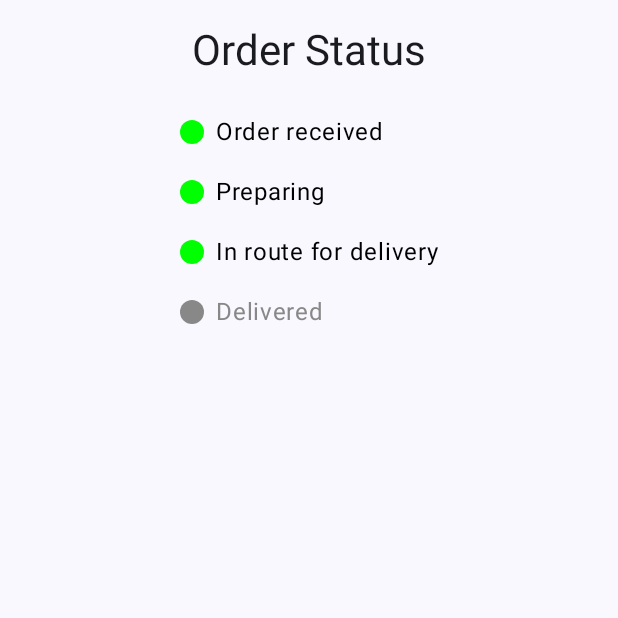
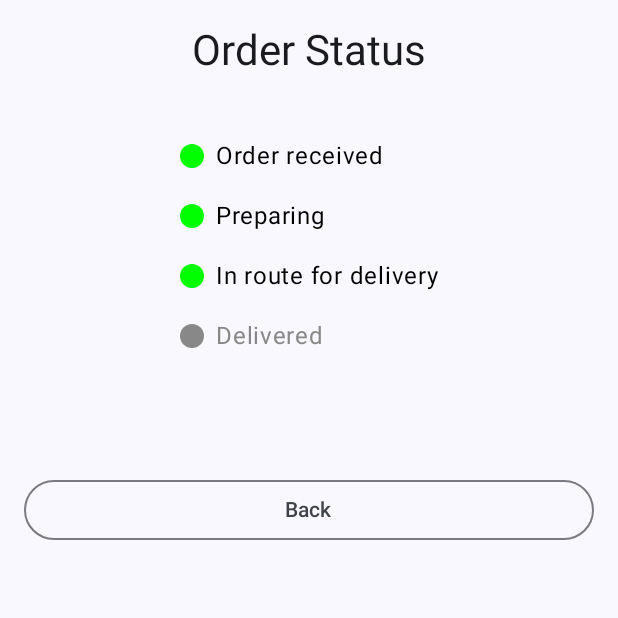
Before and after one commit to guisussel/brigadeirao-app, an Android app built with Jetpack Compose: the composable TrackOrderStatusScreen shown on its own in the app's theme, on a phone screen of 412 x 824 dp, the top half of it. Run offline under Robolectric (Android 15) with nearby library versions, the phone set to English and light mode, and no system bars.

Commit message:
added back button to track order status screen and code refactors

```diff
--- a/app/src/main/java/com/sussel/brigadeirao/view/OrderSummaryScreen.kt
+++ b/app/src/main/java/com/sussel/brigadeirao/view/OrderSummaryScreen.kt
@@ -9,7 +9,7 @@ import androidx.compose.foundation.layout.fillMaxWidth
 import androidx.compose.foundation.layout.height
 import androidx.compose.foundation.layout.padding
 import androidx.compose.material3.Button
-import androidx.compose.material3.Divider
+import androidx.compose.material3.HorizontalDivider
 import androidx.compose.material3.OutlinedButton
 import androidx.compose.material3.Text
 import androidx.compose.runtime.Composable
@@ -72,8 +72,7 @@ fun OrderSummaryScreen(
             items.forEach { item ->
                 Text(text = item.first.uppercase())
                 Text(text = item.second, fontWeight = FontWeight.Bold)
-                Divider(thickness = 1.dp)
-
+                HorizontalDivider(thickness = 1.dp)
             }
             Spacer(modifier = Modifier.height(8.dp))
             FormattedPriceLabel(
--- a/app/src/main/java/com/sussel/brigadeirao/view/TrackOrderStatusScreen.kt
+++ b/app/src/main/java/com/sussel/brigadeirao/view/TrackOrderStatusScreen.kt
@@ -1,7 +1,17 @@
 package com.sussel.brigadeirao.view
 
 import androidx.compose.foundation.background
-import androidx.compose.foundation.layout.*
+import androidx.compose.foundation.layout.Arrangement
+import androidx.compose.foundation.layout.Box
+import androidx.compose.foundation.layout.Column
+import androidx.compose.foundation.layout.Row
+import androidx.compose.foundation.layout.Spacer
+import androidx.compose.foundation.layout.fillMaxHeight
+import androidx.compose.foundation.layout.fillMaxWidth
+import androidx.compose.foundation.layout.height
+import androidx.compose.foundation.layout.padding
+import androidx.compose.foundation.layout.size
+import androidx.compose.foundation.layout.width
 import androidx.compose.foundation.shape.CircleShape
 import androidx.compose.material3.MaterialTheme
 import androidx.compose.material3.OutlinedButton
@@ -16,31 +26,54 @@ import androidx.compose.ui.tooling.preview.Preview
 import androidx.compose.ui.unit.dp
 import androidx.lifecycle.viewmodel.compose.viewModel
 import com.sussel.brigadeirao.R
+import com.sussel.brigadeirao.ui.theme.BrigadeiraoTheme
 import com.sussel.brigadeirao.viewmodel.OrderStatus
 import com.sussel.brigadeirao.viewmodel.OrderStatusViewModel
 
 @Composable
 fun TrackOrderStatusScreen(
-    onCancelButtonClicked: () -> Unit,
+    onBackButtonClicked: () -> Unit,
     modifier: Modifier = Modifier
 ) {
     val orderStatusViewModel: OrderStatusViewModel = viewModel()
     val orderStatus = orderStatusViewModel.orderStatus.collectAsState()
 
     Column(
-        modifier = modifier
-            .fillMaxSize()
-            .padding(16.dp),
-        horizontalAlignment = Alignment.CenterHorizontally
+        modifier = modifier,
+        verticalArrangement = Arrangement.SpaceBetween
     ) {
-        Text("Order Status", style = MaterialTheme.typography.headlineMedium)
+        Column(
+            modifier = Modifier
+                .padding(16.dp)
+                .fillMaxWidth(),
+            verticalArrangement = Arrangement.spacedBy(8.dp),
+            horizontalAlignment = Alignment.CenterHorizontally
+        ) {
+            Text("Order Status", style = MaterialTheme.typography.headlineMedium)
 
-        Spacer(modifier = Modifier.height(16.dp))
+            Spacer(modifier = Modifier.height(16.dp))
 
-        OrderStatusTimeline(currentStatus = orderStatus.value)
+            OrderStatusTimeline(currentStatus = orderStatus.value)
 
-        Spacer(modifier = Modifier.height(32.dp))
+            Spacer(modifier = Modifier.height(32.dp))
+        }
 
+        Row(
+            modifier = Modifier.padding(16.dp)
+        ) {
+            Column(
+                verticalArrangement = Arrangement.spacedBy(16.dp)
+            ) {
+                OutlinedButton(
+                    modifier = Modifier.fillMaxWidth(),
+                    onClick = onBackButtonClicked
+                ) {
+                    Text(
+                        text = stringResource(id = R.string.back)
+                    )
+                }
+            }
+        }
     }
 }
 
@@ -73,3 +106,14 @@ fun OrderStatusTimeline(currentStatus: OrderStatus) {
         }
     }
 }
+
+@Preview(showBackground = true)
+@Composable
+fun PreviewTrackOrderStatusSreen() {
+    BrigadeiraoTheme {
+        TrackOrderStatusScreen(
+            modifier = Modifier.fillMaxHeight(),
+            onBackButtonClicked = { }
+        )
+    }
+}
```
Also changed, not shown: app/src/main/java/com/sussel/brigadeirao/BrigadeiraoApp.kt (+7 -6 lines).
